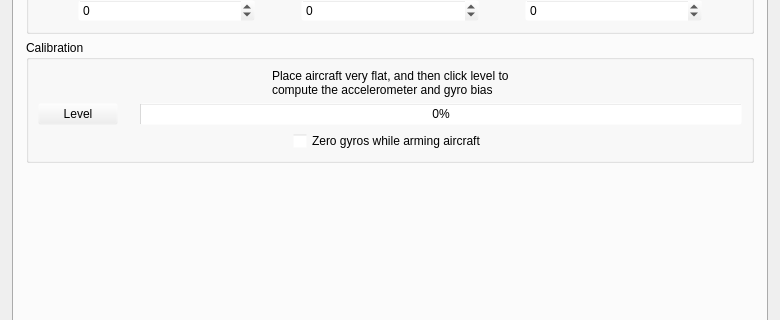
This is ground/openpilotgcs/src/plugins/config/ccattitude.ui in openpilot/OpenPilot as Qt 5 draws it before an edit; both pictures show x 0 to 780 and y 102 to 422 of the 780 by 566 pixel window. The edited form follows.
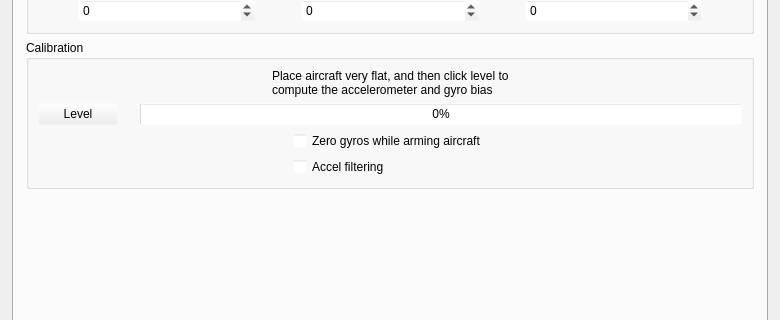
This is the edited form. Icons and pictures are not drawn.

Commit message: OP-716 Added checkbox to enable accelerator filtering (cyr fix)

Diff of the .ui file:
```diff
--- a/ground/openpilotgcs/src/plugins/config/ccattitude.ui
+++ b/ground/openpilotgcs/src/plugins/config/ccattitude.ui
@@ -111,7 +111,7 @@
             <x>0</x>
             <y>0</y>
             <width>750</width>
-            <height>466</height>
+            <height>483</height>
            </rect>
           </property>
           <layout class="QVBoxLayout" name="verticalLayout">
@@ -367,6 +367,8 @@
                  </spacer>
                 </item>
                 <item>
+                 <layout class="QVBoxLayout" name="verticalLayout_2">
+                  <item>
                  <widget class="QCheckBox" name="zeroGyroBiasOnArming">
                   <property name="toolTip">
                    <string>If enabled, a fast recalibration of gyro zero point will be done
@@ -377,6 +379,15 @@
                    <string>Zero gyros while arming aircraft</string>
                   </property>
                  </widget>
+                  </item>
+                  <item>
+                   <widget class="QCheckBox" name="accelFiltering">
+                    <property name="text">
+                     <string>Accel filtering</string>
+                    </property>
+                   </widget>
+                  </item>
+                 </layout>
                 </item>
                 <item>
                  <spacer name="horizontalSpacer_6">
```
Lines whose indentation alone changed are shown as unchanged. The commit also changes 2 other files.
